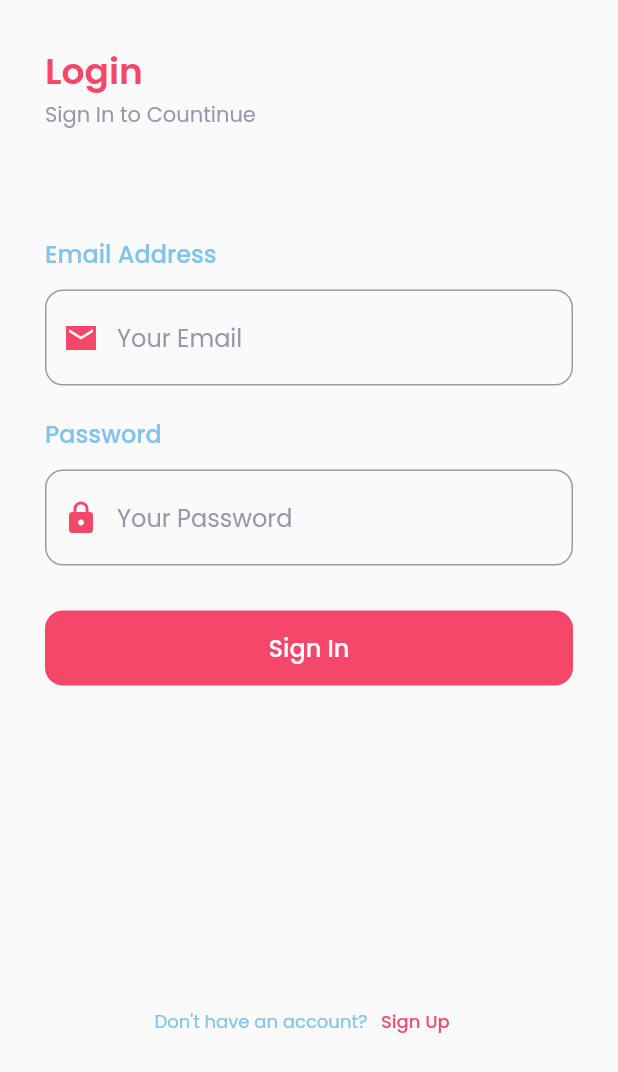
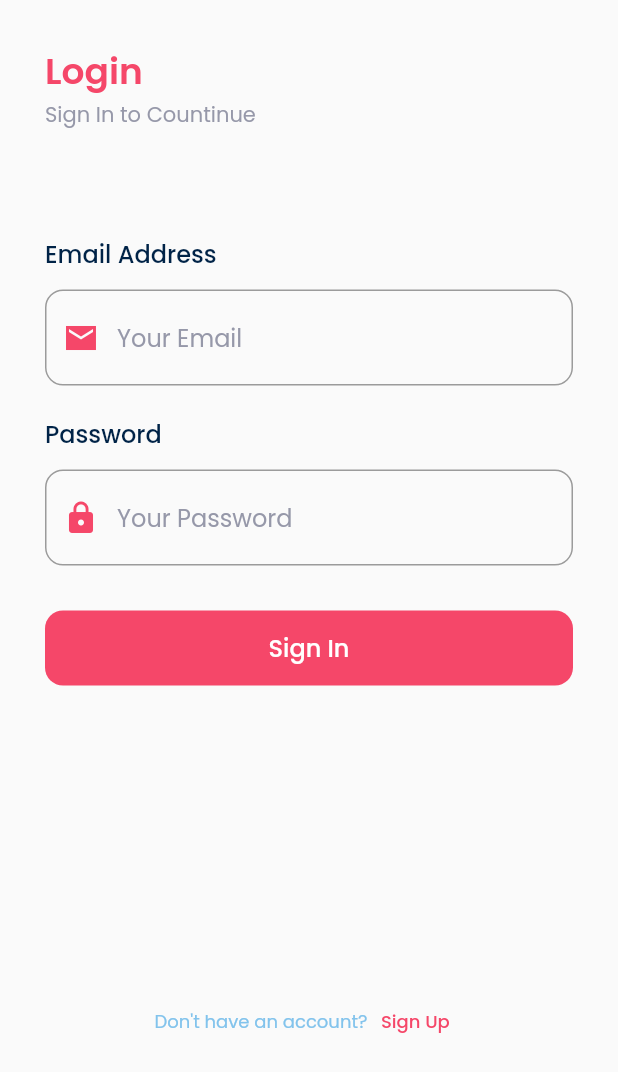
Before and after one commit to ibrahimmm999/Moodly, a Flutter app: the SignInPage screen opened by its route, on a phone screen of 412 x 824 dp. Shown: the top 1072 px of the screen. Run offline on Flutter 3.47's test engine with Material 2 defaults, Android fonts, the phone set to English and light mode, and no system bars; our stand-ins replace google_fonts.

Commit message:
add folder

```diff
--- a/lib/main.dart
+++ b/lib/main.dart
@@ -1,4 +1,5 @@
 import 'package:flutter/material.dart';
+import 'package:moodly/pages_user/home_user.dart';
 
 import 'sign_up_page.dart';
 import 'splash_screen.dart';
@@ -19,6 +20,7 @@ class MyApp extends StatelessWidget {
         '/': (context) => const SplashScreen(),
         '/sign-up': (context) => SignUpPage(),
         '/sign-in': (context) => SignInPage(),
+        '/home-user': (context) => const HomeUser(),
       },
     );
   }
--- a/lib/sign_in_page.dart
+++ b/lib/sign_in_page.dart
@@ -65,8 +65,7 @@ class SignInPage extends StatelessWidget {
               ),
               Text(
                 "Email Address",
-                style: secondaryColorText.copyWith(
-                    fontSize: 16, fontWeight: medium),
+                style: darkText.copyWith(fontSize: 16, fontWeight: medium),
               ),
               const SizedBox(
                 height: 12,
@@ -77,8 +76,7 @@ class SignInPage extends StatelessWidget {
               ),
               Text(
                 "Password",
-                style: secondaryColorText.copyWith(
-                    fontSize: 16, fontWeight: medium),
+                style: darkText.copyWith(fontSize: 16, fontWeight: medium),
               ),
               const SizedBox(
                 height: 12,
--- a/lib/sign_up_page.dart
+++ b/lib/sign_up_page.dart
@@ -68,7 +68,10 @@ class SignUpPage extends StatelessWidget {
           buttonColor: primaryColor,
           buttonText: "Sign Up",
           widthButton: double.infinity,
-          onPressed: () {},
+          onPressed: () {
+            Navigator.pushNamedAndRemoveUntil(
+                context, '/home-user', (route) => false);
+          },
           heightButton: 50);
     }
 
--- a/lib/widgets/custom_button.dart
+++ b/lib/widgets/custom_button.dart
@@ -22,20 +22,20 @@ class CustomButton extends StatelessWidget {
 
   @override
   Widget build(BuildContext context) {
-    return Container(
+    return SizedBox(
       width: widthButton,
       height: heightButton,
       child: TextButton(
           onPressed: onPressed,
+          style: TextButton.styleFrom(
+              backgroundColor: buttonColor,
+              shape: RoundedRectangleBorder(
+                  borderRadius: BorderRadius.circular(radiusButton))),
           child: Text(
             buttonText,
             style:
                 whiteText.copyWith(fontSize: 16, fontWeight: FontWeight.w500),
-          ),
-          style: TextButton.styleFrom(
-              backgroundColor: buttonColor,
-              shape: RoundedRectangleBorder(
-                  borderRadius: BorderRadius.circular(radiusButton)))),
+          )),
     );
   }
 }
--- a/lib/widgets/custom_text_form_field.dart
+++ b/lib/widgets/custom_text_form_field.dart
@@ -22,8 +22,7 @@ class CustomTextFormField extends StatelessWidget {
 
   @override
   Widget build(BuildContext context) {
-    return Container(
-      child: Column(
+    return Column(
       crossAxisAlignment: CrossAxisAlignment.start,
       children: [
         TextFormField(
@@ -43,7 +42,6 @@ class CustomTextFormField extends StatelessWidget {
                     borderRadius: BorderRadius.circular(radiusBorder),
                     borderSide: BorderSide(color: primaryColor)))),
       ],
-      ),
     );
   }
 }
```
Also changed, not shown: lib/pages_user/home_user.dart (added, +10 -0 lines). Lines whose indentation alone changed are shown as unchanged.
